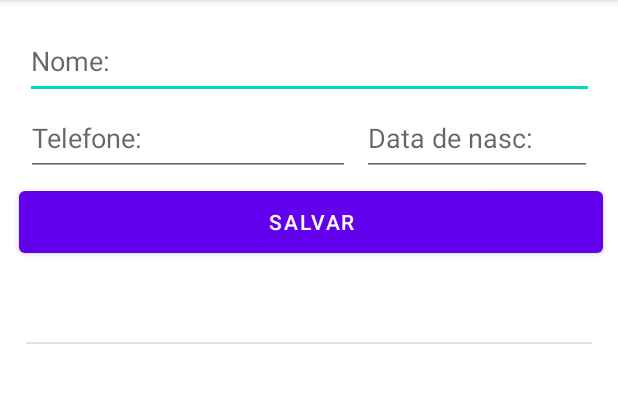
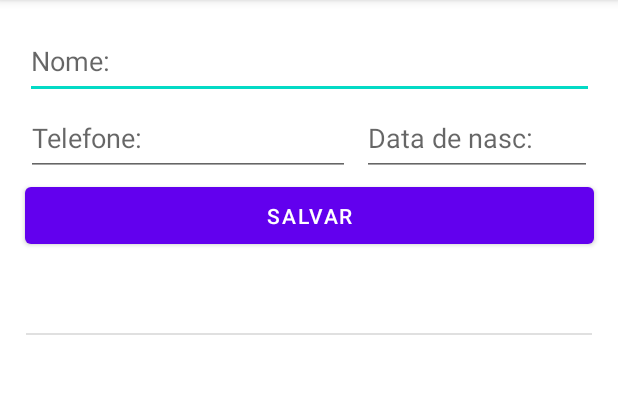
Before and after one commit to LuisLoch/Lista-telefonica-bd, an Android app: the screen it shows after launch (MainActivity), after a tap on "SALVAR", on a phone screen of 412 x 824 dp, the part 84-487 px from its top. Run offline under Robolectric (Android 15) with nearby library versions, the phone set to English and light mode, and no system bars.

Commit message:
Commit de entrega

```diff
--- a/app/src/main/java/bancoDeDados/ContatoDB.java
+++ b/app/src/main/java/bancoDeDados/ContatoDB.java
@@ -31,6 +31,7 @@ public class ContatoDB {
         }
         else
             conexao.insertOrThrow("telefones", null, valores);
+
         conexao.close();
     }
 
@@ -42,8 +43,7 @@ public class ContatoDB {
 
     //Método para atualizar a lista passada como parâmetro
     public void atualizar(ListView lista){
-        ((ArrayAdapter) lista.getAdapter()).notifyDataSetChanged(); //Método que não está funcionando, resolver porteriormente
-        //lista.invalidateViews();
+        ((ArrayAdapter) lista.getAdapter()).notifyDataSetChanged(); //"notifica" o adapter da lista de que os dados estão desatualizados
     }
 
     //Método para listar os dados dentro da ListView da interface principal
--- a/app/src/main/java/br/unigran/listatelefonicabd/MainActivity.java
+++ b/app/src/main/java/br/unigran/listatelefonicabd/MainActivity.java
@@ -43,7 +43,7 @@ public class MainActivity extends AppCompatActivity {
         dataNasc = findViewById(R.id.idDataNasc);
         lista = findViewById(R.id.idLista);
 
-        //alocação de lista
+        //alocação de lista vazia
         dados = new ArrayList();
 
         //criação e vinculamento de adapter de lista
@@ -134,7 +134,7 @@ public class MainActivity extends AppCompatActivity {
 
     //função para limpar os campos de entrada de dados caso seja pressionado o botão voltar
     private void limparCampos(){
-        nome.setText(null);//pode dar erro por ser null, substituir por: ""
+        nome.setText(null);
         telefone.setText(null);
         dataNasc.setText(null);
     }
@@ -142,7 +142,7 @@ public class MainActivity extends AppCompatActivity {
     //função para limpar os campos de dados na edição, caso o botão de voltar seja pressionado
     @Override
     public void onBackPressed(){
-        editarCancelado = true; //caso o usuário clique no botão voltar, editar cancelado se torna true, bloqueando a edição co contato
+        editarCancelado = true; //caso o usuário clique no botão voltar, editar cancelado se torna true, bloqueando a edição do contato selecionado previamente
         limparCampos();
         Toast.makeText(this, "Edição cancelada!", Toast.LENGTH_SHORT).show();
     }
--- a/app/src/main/res/layout/activity_main.xml
+++ b/app/src/main/res/layout/activity_main.xml
@@ -67,15 +67,14 @@
 
     <Button
         android:id="@+id/idSalvar"
-        android:layout_width="389dp"
-        android:layout_height="53dp"
-        android:layout_marginStart="10dp"
-        android:layout_marginTop="4dp"
-        android:layout_marginEnd="10dp"
+        android:layout_width="379dp"
+        android:layout_height="50dp"
+        android:layout_marginStart="8dp"
+        android:layout_marginTop="1dp"
+        android:layout_marginEnd="8dp"
         android:onClick="salvar"
         android:text="@string/hintSalvar"
         app:layout_constraintEnd_toEndOf="parent"
-        app:layout_constraintHorizontal_bias="1.0"
         app:layout_constraintStart_toStartOf="parent"
         app:layout_constraintTop_toBottomOf="@+id/idTelefone" />
 </androidx.constraintlayout.widget.ConstraintLayout>
```
